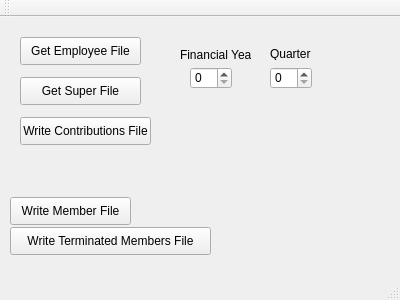
First picture: the form in mainwindow.ui, repository edbrax/MYOBSuperEzy, before the edit.
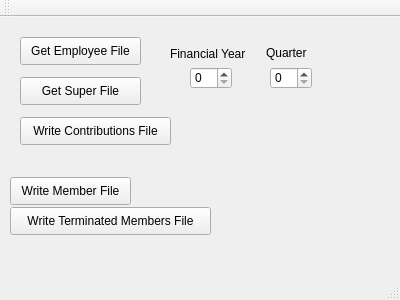
Second picture: the form after the edit.

Patch:
```diff
--- a/mainwindow.ui
+++ b/mainwindow.ui
@@ -45,7 +45,7 @@
      <rect>
       <x>20</x>
       <y>100</y>
-      <width>131</width>
+      <width>151</width>
       <height>28</height>
      </rect>
     </property>
@@ -57,7 +57,7 @@
     <property name="geometry">
      <rect>
       <x>10</x>
-      <y>180</y>
+      <y>160</y>
       <width>121</width>
       <height>28</height>
      </rect>
@@ -70,7 +70,7 @@
     <property name="geometry">
      <rect>
       <x>10</x>
-      <y>210</y>
+      <y>190</y>
       <width>201</width>
       <height>28</height>
      </rect>
@@ -102,10 +102,10 @@
    <widget class="QLabel" name="label">
     <property name="geometry">
      <rect>
-      <x>180</x>
-      <y>30</y>
-      <width>71</width>
-      <height>16</height>
+      <x>170</x>
+      <y>27</y>
+      <width>91</width>
+      <height>20</height>
      </rect>
     </property>
     <property name="text">
@@ -115,10 +115,10 @@
    <widget class="QLabel" name="label_2">
     <property name="geometry">
      <rect>
-      <x>270</x>
-      <y>30</y>
+      <x>266</x>
+      <y>26</y>
       <width>47</width>
-      <height>13</height>
+      <height>20</height>
      </rect>
     </property>
     <property name="text">
```
Left out of the diff: 2 changed lines with no effect on the pictures.
